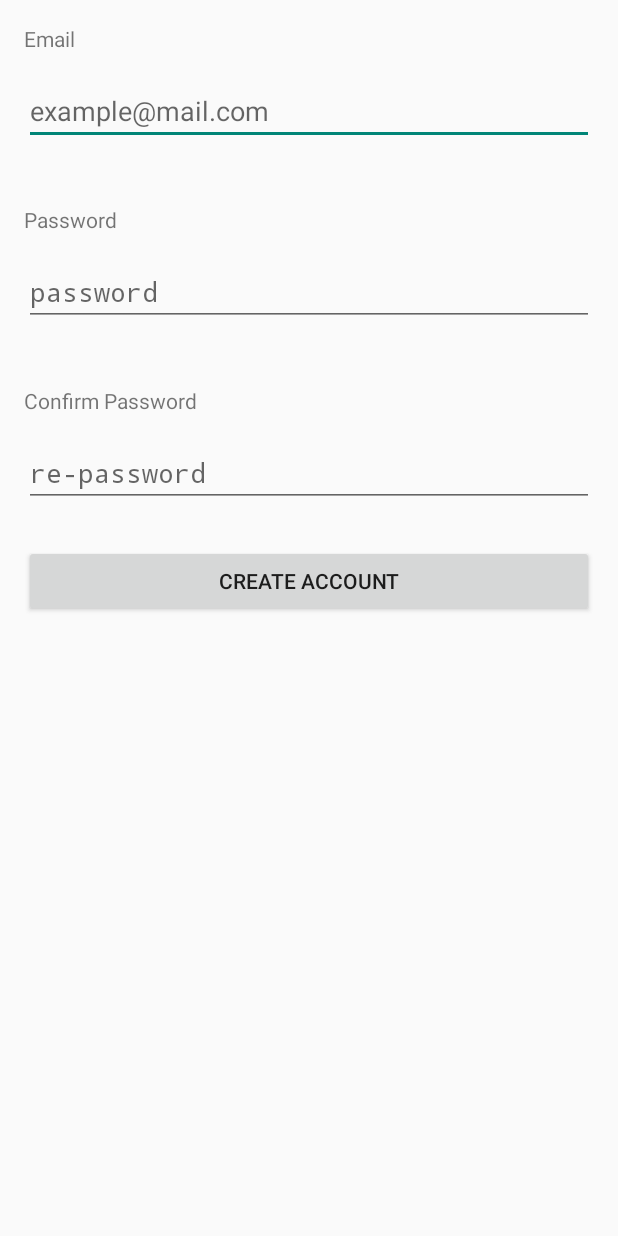
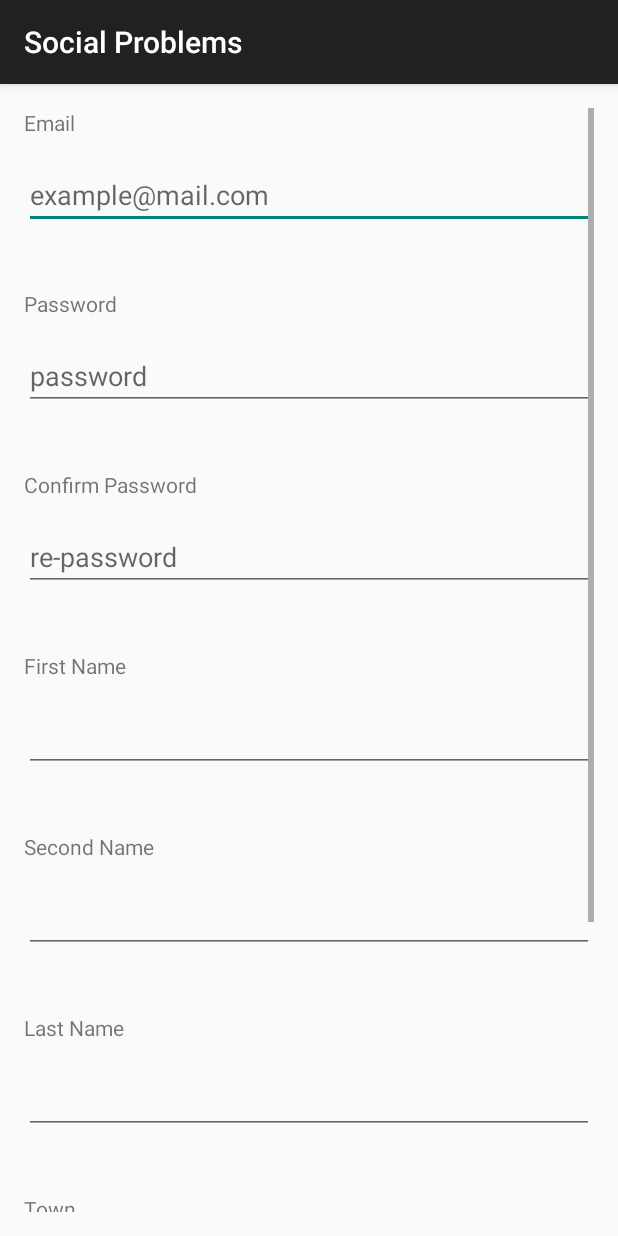
Before and after one commit to Krassen22/code4bulgaria_social_problems, an Android app: the Register screen opened directly, with no data from a screen before it, on a phone screen of 412 x 824 dp. Run offline under Robolectric (Android 15) with nearby library versions, the phone set to English and light mode, and no system bars.

Commit message:
Full registration added

```diff
--- a/SocialProblems/app/src/main/java/shaolinspiders/socialproblems/Camera.java
+++ b/SocialProblems/app/src/main/java/shaolinspiders/socialproblems/Camera.java
@@ -4,6 +4,9 @@ import android.content.Intent;
 import android.graphics.Bitmap;
 import android.os.Bundle;
 import android.support.v7.app.ActionBarActivity;
+import android.view.Menu;
+import android.view.MenuInflater;
+import android.view.MenuItem;
 import android.view.View;
 import android.widget.Button;
 import android.widget.ImageView;
@@ -22,8 +25,35 @@ public class Camera extends ActionBarActivity {
         setContentView(R.layout.camera);
         setIds();
         addListeners();
-        takePicture();
+        //takePicture();
     }
+
+
+    @Override
+    public boolean onOptionsItemSelected(MenuItem item) {
+        switch (item.getItemId()) {
+            case R.id.action_logout:
+                logout();
+                return true;
+            default:
+                return super.onOptionsItemSelected(item);
+        }
+    }
+
+    @Override
+    public boolean onCreateOptionsMenu(Menu menu) {
+        // Inflate the menu items for use in the action bar
+        MenuInflater inflater = getMenuInflater();
+        inflater.inflate(R.menu.menu_main, menu);
+        return super.onCreateOptionsMenu(menu);
+    }
+
+    private void logout() {
+        getSharedPreferences("token", MODE_PRIVATE).edit().clear().apply();
+        startActivity(new Intent(getApplicationContext(), MainActivity.class));
+        finish();
+    }
+
 
     private void addListeners() {
         next.setOnClickListener(nextListener);
--- a/SocialProblems/app/src/main/java/shaolinspiders/socialproblems/Register.java
+++ b/SocialProblems/app/src/main/java/shaolinspiders/socialproblems/Register.java
@@ -6,6 +6,7 @@ import android.content.Intent;
 import android.content.SharedPreferences;
 import android.os.AsyncTask;
 import android.os.Bundle;
+import android.support.v7.app.ActionBarActivity;
 import android.view.View;
 import android.widget.Button;
 import android.widget.EditText;
@@ -20,16 +21,26 @@ import http.HttpPostRequest;
 /**
  * Created by dimmat97 on 5/8/15.
  */
-public class Register extends Activity {
+public class Register extends ActionBarActivity {
 
     Button submit_button;
     EditText username_et;
     EditText password_et;
     EditText password_conf_et;
+    EditText firstName_et;
+    EditText secondName_et;
+    EditText lastName_et;
+    EditText town_et;
+    EditText address_et;
 
     private String username;
     private String password;
     private String conf_password;
+    private String firstName;
+    private String secondName;
+    private String lastName;
+    private String town;
+    private String address;
 
     @Override
     protected void onCreate(Bundle savedInstanceState) {
@@ -44,12 +55,22 @@ public class Register extends Activity {
         username = username_et.getText().toString();
         password = password_et.getText().toString();
         conf_password = password_conf_et.getText().toString();
+        firstName = firstName_et.getText().toString();
+        secondName = secondName_et.getText().toString();
+        lastName = lastName_et.getText().toString();
+        town = town_et.getText().toString();
+        address = address_et.getText().toString();
     }
     private void setViews() {
         submit_button = (Button) findViewById(R.id.account_button);
         username_et = (EditText) findViewById(R.id.register_username);
         password_et = (EditText) findViewById(R.id.register_password);
         password_conf_et = (EditText) findViewById(R.id.register_password_confirm);
+        firstName_et = (EditText) findViewById(R.id.register_firstName);
+        secondName_et = (EditText) findViewById(R.id.register_secondName);
+        lastName_et = (EditText) findViewById(R.id.register_lastName);
+        town_et = (EditText) findViewById(R.id.register_town);
+        address_et = (EditText) findViewById(R.id.register_address);
     }
 
     View.OnClickListener register_listener = new View.OnClickListener() {
@@ -78,6 +99,12 @@ public class Register extends Activity {
                 params.put("email", username);
                 params.put("password", password);
                 params.put("confirm_password", conf_password);
+                params.put("firstName",firstName);
+                params.put("secondName", secondName);
+                params.put("lastName", lastName);
+                params.put("town", town);
+                params.put("address", address);
+
             } catch (JSONException e) {
                 e.printStackTrace();
             }
--- a/SocialProblems/app/src/main/res/layout/maps.xml
+++ b/SocialProblems/app/src/main/res/layout/maps.xml
@@ -1,6 +1,15 @@
 <?xml version="1.0" encoding="utf-8"?>
 <LinearLayout xmlns:android="http://schemas.android.com/apk/res/android"
     android:orientation="vertical" android:layout_width="match_parent"
-    android:layout_height="match_parent">
+    android:layout_height="match_parent"
+    android:weightSum="1">
 
+    <EditText
+        android:layout_width="match_parent"
+        android:layout_height="wrap_content"
+        android:inputType="textMultiLine"
+        android:ems="10"
+        android:id="@+id/editText"
+        android:layout_gravity="center_horizontal"
+        android:layout_weight="0.15" />
 </LinearLayout>
--- a/SocialProblems/app/src/main/res/layout/register_screen.xml
+++ b/SocialProblems/app/src/main/res/layout/register_screen.xml
@@ -7,7 +7,12 @@
     android:paddingRight="@dimen/activity_horizontal_margin"
     android:paddingTop="@dimen/activity_vertical_margin"
     tools:context="shaolinspiders.socialproblems.MainActivity" >
-
+    <ScrollView
+        android:layout_width="match_parent"
+        android:layout_height="match_parent">
+        <RelativeLayout
+            android:layout_width="match_parent"
+            android:layout_height="wrap_content">
             <TextView
                 android:id="@+id/register_username_tv"
                 android:layout_width="match_parent"
@@ -29,6 +34,17 @@
             </EditText>
 
 
+            <TextView
+                android:id="@+id/register_password_tv"
+                android:layout_width="match_parent"
+                android:layout_height="wrap_content"
+                android:layout_below="@+id/register_username"
+                android:layout_centerHorizontal="true"
+                android:layout_marginTop="40dp"
+                android:labelFor="@+id/register_password"
+                android:text="@string/login_password"
+                android:layout_marginBottom="16dp" />
+
             <EditText
                 android:id="@+id/register_password"
                 android:layout_width="match_parent"
@@ -37,6 +53,17 @@
                 android:ems="10"
                 android:inputType="textPassword"
                 android:layout_below="@+id/register_password_tv" />
+
+
+            <TextView
+                android:id="@+id/confirm_password_tv"
+                android:layout_width="match_parent"
+                android:layout_height="wrap_content"
+                android:text="@string/confirm_password_text"
+                android:labelFor="@+id/register_password_confirm"
+                android:layout_marginTop="40dp"
+                android:layout_marginBottom="16dp"
+                android:layout_below="@+id/register_password" />
 
             <EditText
                 android:id="@+id/register_password_confirm"
@@ -48,33 +75,99 @@
                 android:layout_centerVertical="true"
                 android:layout_below="@+id/confirm_password_tv" />
 
+            <TextView
+                android:id="@+id/register_firstName_tv"
+                android:layout_width="match_parent"
+                android:layout_height="wrap_content"
+                android:text="@string/firstName"
+                android:labelFor="@+id/register_firstName"
+                android:layout_marginTop="40dp"
+                android:layout_marginBottom="16dp"
+                android:layout_below="@+id/register_password_confirm" />
+
+            <EditText
+                android:id="@+id/register_firstName"
+                android:layout_width="match_parent"
+                android:layout_height="wrap_content"
+                android:ems="10"
+                android:layout_below="@+id/register_firstName_tv" />
+
+            <TextView
+                android:id="@+id/register_secondName_tv"
+                android:layout_width="match_parent"
+                android:layout_height="wrap_content"
+                android:text="@string/register_secondName"
+                android:labelFor="@+id/register_secondName"
+                android:layout_marginTop="40dp"
+                android:layout_marginBottom="16dp"
+                android:layout_below="@+id/register_firstName" />
+
+            <EditText
+                android:id="@+id/register_secondName"
+                android:layout_width="match_parent"
+                android:layout_height="wrap_content"
+                android:ems="10"
+                android:layout_below="@+id/register_secondName_tv" />
+
+            <TextView
+                android:id="@+id/register_lastName_tv"
+                android:layout_width="match_parent"
+                android:layout_height="wrap_content"
+                android:text="@string/register_lastName"
+                android:labelFor="@+id/register_lastName"
+                android:layout_marginTop="40dp"
+                android:layout_marginBottom="16dp"
+                android:layout_below="@+id/register_secondName" />
+
+            <EditText
+                android:id="@+id/register_lastName"
+                android:layout_width="match_parent"
+                android:layout_height="wrap_content"
+                android:ems="10"
+                android:layout_below="@+id/register_lastName_tv" />
+
+            <TextView
+                android:id="@+id/register_town_tv"
+                android:layout_width="match_parent"
+                android:layout_height="wrap_content"
+                android:text="@string/register_town"
+                android:labelFor="@+id/register_town"
+                android:layout_marginTop="40dp"
+                android:layout_marginBottom="16dp"
+                android:layout_below="@+id/register_lastName" />
+
+            <EditText
+                android:id="@+id/register_town"
+                android:layout_width="match_parent"
+                android:layout_height="wrap_content"
+                android:ems="10"
+                android:layout_below="@+id/register_town_tv" />
+
+            <TextView
+                android:id="@+id/register_address_tv"
+                android:layout_width="match_parent"
+                android:layout_height="wrap_content"
+                android:text="@string/register_address"
+                android:labelFor="@+id/register_address"
+                android:layout_marginTop="40dp"
+                android:layout_marginBottom="16dp"
+                android:layout_below="@+id/register_town" />
+
+
+            <EditText
+                android:id="@+id/register_address"
+                android:layout_width="match_parent"
+                android:layout_height="wrap_content"
+                android:ems="10"
+                android:layout_below="@+id/register_address_tv" />
+
             <Button
                 android:id="@+id/account_button"
                 android:layout_width="match_parent"
                 android:layout_height="wrap_content"
                 android:text="@string/submit_acc_button"
-        android:layout_below="@+id/register_password_confirm"
+                android:layout_below="@+id/register_address"
                 android:layout_marginTop="25dp" />
-
-
-    <TextView
-        android:id="@+id/register_password_tv"
-        android:layout_width="match_parent"
-        android:layout_height="wrap_content"
-        android:layout_below="@+id/register_username"
-        android:layout_centerHorizontal="true"
-        android:layout_marginTop="40dp"
-        android:labelFor="@+id/register_password"
-        android:text="@string/login_password"
-        android:layout_marginBottom="16dp" />
-
-    <TextView
-        android:id="@+id/confirm_password_tv"
-        android:layout_width="match_parent"
-        android:layout_height="wrap_content"
-        android:text="@string/confirm_password_text"
-        android:labelFor="@+id/register_password_confirm"
-        android:layout_marginTop="40dp"
-        android:layout_marginBottom="16dp"
-        android:layout_below="@+id/register_password" />
         </RelativeLayout>
+    </ScrollView>
+</RelativeLayout>
--- a/SocialProblems/app/src/main/res/values/strings.xml
+++ b/SocialProblems/app/src/main/res/values/strings.xml
@@ -47,6 +47,12 @@
     <string name="dialog_cancel">Cancel</string>
     <string name="camera_tryagain">Try again</string>
     <string name="camera_next">Next</string>
+    <string name="firstName">First Name</string>
+    <string name="register_details">Next</string>
+    <string name="register_secondName">Second Name</string>
+    <string name="register_lastName">Last Name</string>
+    <string name="register_town">Town</string>
+    <string name="register_address">Address</string>
 
 
 </resources>
```
Lines whose indentation alone changed are shown as unchanged.
